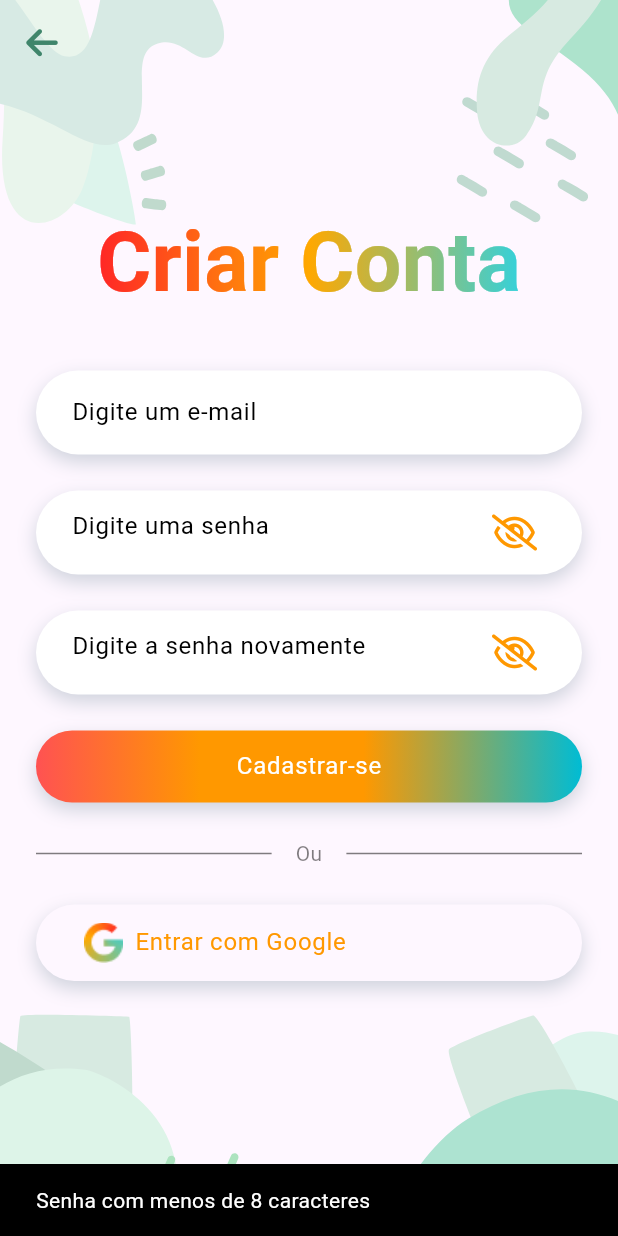
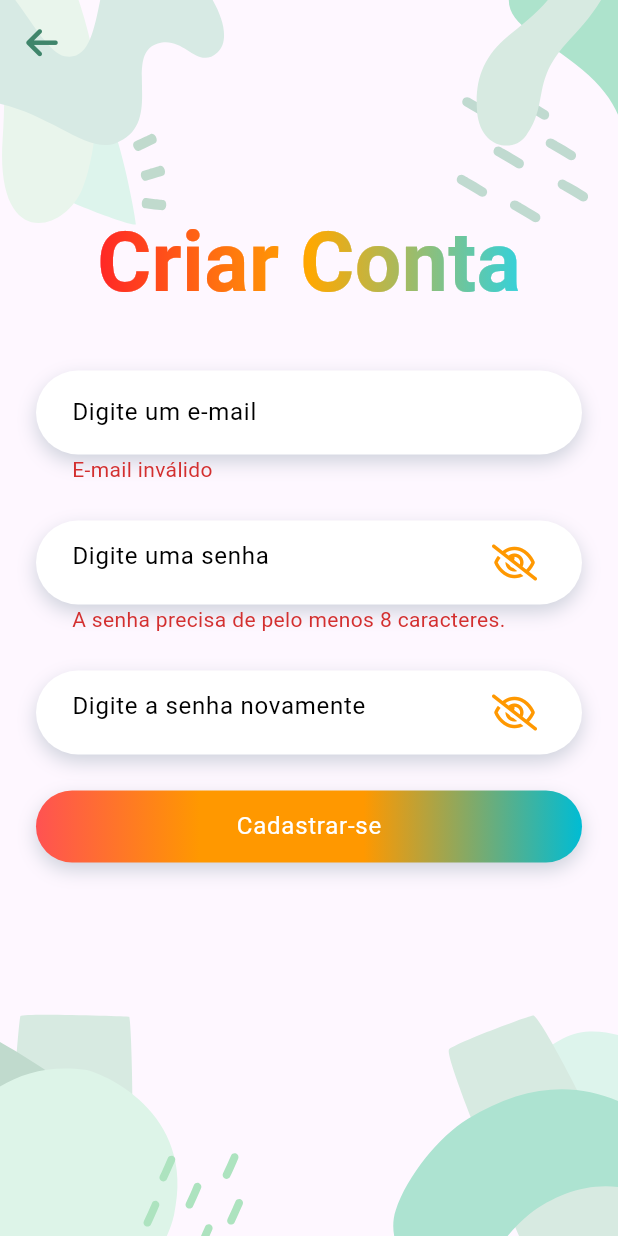
Before and after one commit to flipeip/ze_draw, a Flutter app: the CadastroControlador screen opened by its route, after a tap on "Cadastrar-se", on a phone screen of 412 x 824 dp. Run offline on Flutter 3.47's test engine with Material 2 defaults, Android fonts, the light colour scheme and no system bars; drawn by our look-alikes of simple_gradient_text; our stand-ins replace flutter_svg, font_awesome_flutter, supabase_flutter; accounts and stored records are empty.

Commit message:
Validações da tela de cadastro

```diff
--- a/lib/telas/cadastro/cadastro_controlador.dart
+++ b/lib/telas/cadastro/cadastro_controlador.dart
@@ -1,11 +1,16 @@
 import 'package:flutter/material.dart';
 import 'package:ze_draw/api/autenticacao.dart';
 import 'package:ze_draw/telas/cadastro/cadastro_tela.dart';
+import 'package:ze_draw/utilidades/validacoes/email.dart';
+import 'package:ze_draw/utilidades/validacoes/senha.dart';
 
 class CadastroControlador extends StatelessWidget {
   final email = TextEditingController();
   final senha = TextEditingController();
   final senhaRepetir = TextEditingController();
+  final erroEmail = ValueNotifier<String?>(null);
+  final erroSenha = ValueNotifier<String?>(null);
+  final erroSenhaRepetir = ValueNotifier<String?>(null);
 
   CadastroControlador({super.key});
 
@@ -15,23 +20,38 @@ class CadastroControlador extends StatelessWidget {
   }
 
   void criarConta(BuildContext context) {
-    String? mensagem;
-    if (senha.text != senhaRepetir.text) {
-      mensagem = 'Senha não corresponde';
+    bool erro = false;
+    final validacaoSenha = ValidacaoSenha(
+      senha.text,
+      comparacao: senhaRepetir.text,
+    ).validade();
+
+    switch (validacaoSenha) {
+      case ValidadeSenha.ok:
+        break;
+      case ValidadeSenha.senhaDiferentes:
+        erroSenha.value = validacaoSenha.mensagem;
+        erroSenhaRepetir.value = validacaoSenha.mensagem;
+        erro = true;
+        break;
+      default:
+        erroSenha.value = validacaoSenha.mensagem;
+        erro = true;
+        break;
     }
-    if (senha.text.length < 8) {
-      mensagem = 'Senha com menos de 8 caracteres';
+
+    if (!ValidacaoEmail(email.text).valido()) {
+      erroEmail.value = 'E-mail inválido';
+      erro = true;
     }
-    if (mensagem != null) {
-      final snackBar = SnackBar(content: Text(mensagem));
-      ScaffoldMessenger.of(context).showSnackBar(snackBar);
-      return;
-    }
+
+    if (erro) return;
 
     Autenticacao.criarConta(email.text, senha.text).then((value) {
       ScaffoldMessenger.of(context).showSnackBar(
         const SnackBar(content: Text('Conta criada.')),
       );
+      Navigator.of(context).pop();
     });
   }
 }
--- a/lib/telas/cadastro/cadastro_tela.dart
+++ b/lib/telas/cadastro/cadastro_tela.dart
@@ -69,6 +69,7 @@ class CadastroTela extends StatelessWidget {
                   CampoTexto(
                     label: 'Digite um e-mail',
                     controlador: controlador.email,
+                    erro: controlador.erroEmail,
                   ),
                   // const SizedBox(height: 24),
                   // const CampoTexto(label: 'Digite um usuário'),
@@ -76,12 +77,14 @@ class CadastroTela extends StatelessWidget {
                   CampoTexto(
                     label: 'Digite uma senha',
                     controlador: controlador.senha,
+                    erro: controlador.erroSenha,
                     oculto: true,
                   ),
                   const SizedBox(height: 24),
                   CampoTexto(
                     label: 'Digite a senha novamente',
                     controlador: controlador.senhaRepetir,
+                    erro: controlador.erroSenhaRepetir,
                     oculto: true,
                   ),
                   const SizedBox(height: 24),
@@ -89,17 +92,17 @@ class CadastroTela extends StatelessWidget {
                     texto: 'Cadastrar-se',
                     aoClicar: () => controlador.criarConta(context),
                   ),
-                  const _Divisor(),
-                  const EntrarComGoogle(),
+                  // const _Divisor(),
+                  // const EntrarComGoogle(),
                 ],
               ),
             ),
           ),
           Padding(
-            padding: EdgeInsets.all(4),
+            padding: const EdgeInsets.all(4),
             child: IconButton(
                 onPressed: Navigator.of(context).pop,
-                icon: Icon(
+                icon: const Icon(
                   FontAwesomeIcons.arrowLeft,
                   color: Color.fromARGB(255, 63, 133, 107),
                 )),
```
